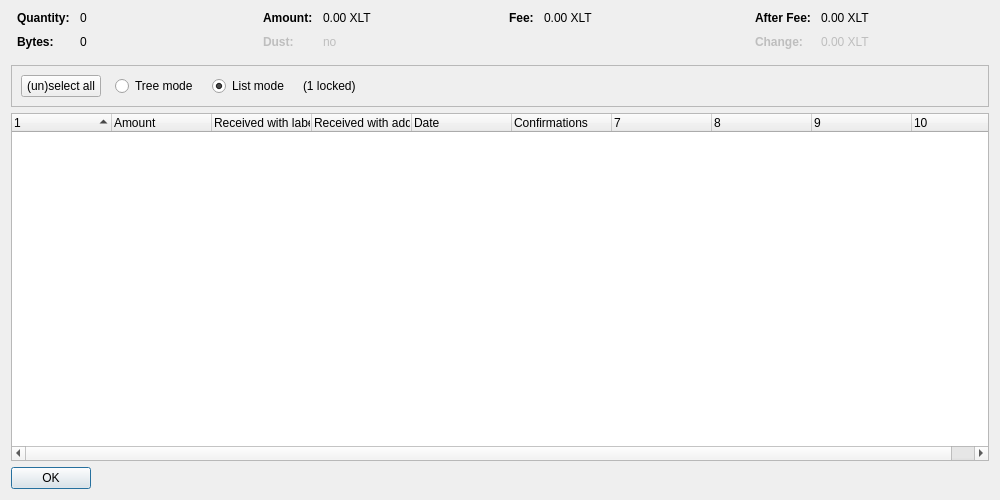
This is src/qt/forms/coincontroldialog.ui in umarfarooqitgcuf/litecoin as Qt 5 draws it before an edit. The edited form follows.
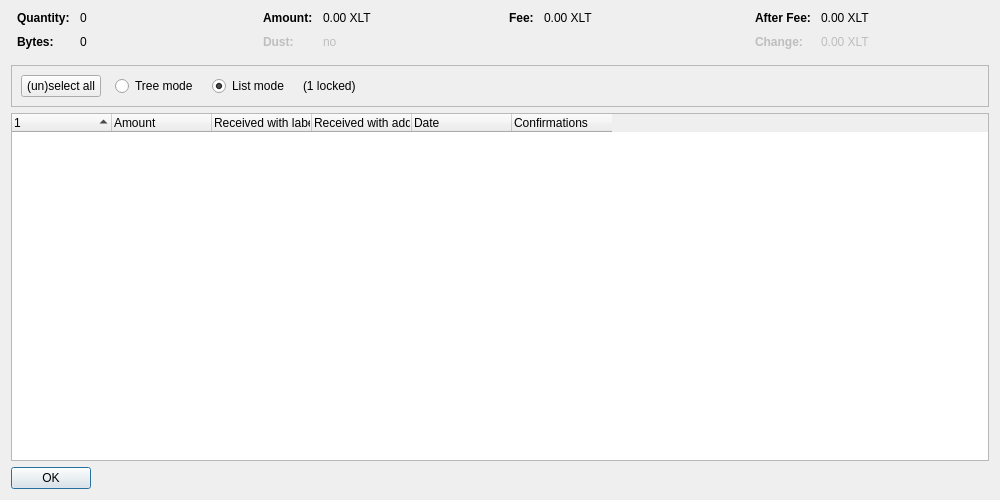
This is the edited form. Custom widgets are drawn as their Qt base class.

```diff
--- a/src/qt/forms/coincontroldialog.ui
+++ b/src/qt/forms/coincontroldialog.ui
@@ -402,7 +402,7 @@
       <bool>false</bool>
      </property>
      <property name="columnCount">
-      <number>10</number>
+      <number>6</number>
      </property>
      <attribute name="headerShowSortIndicator" stdset="0">
       <bool>true</bool>
```
